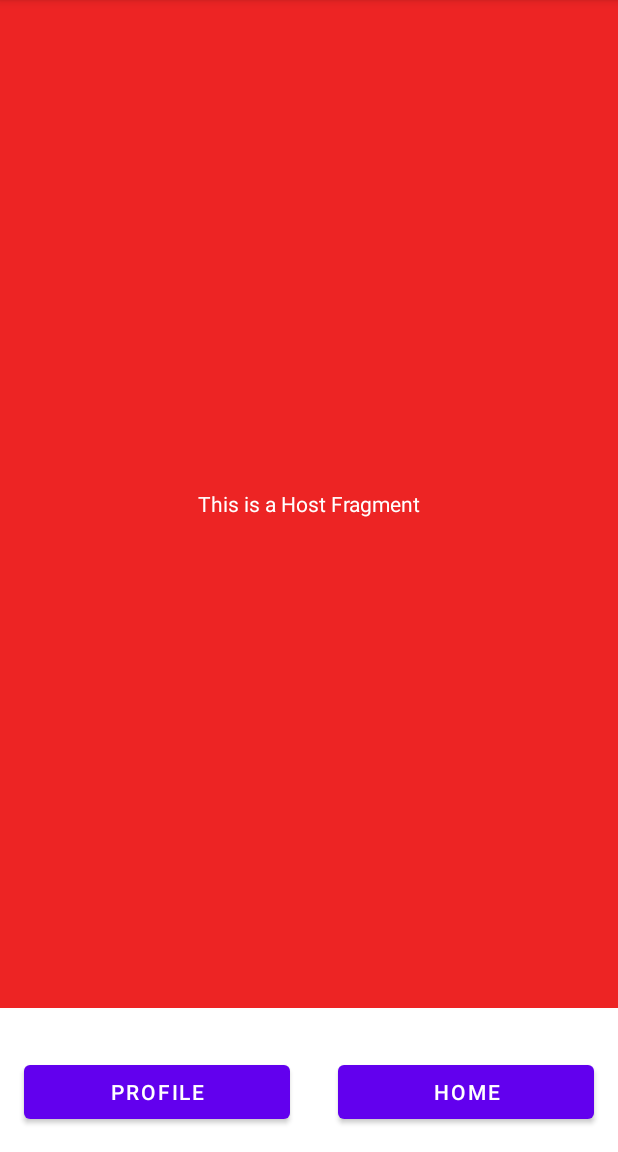
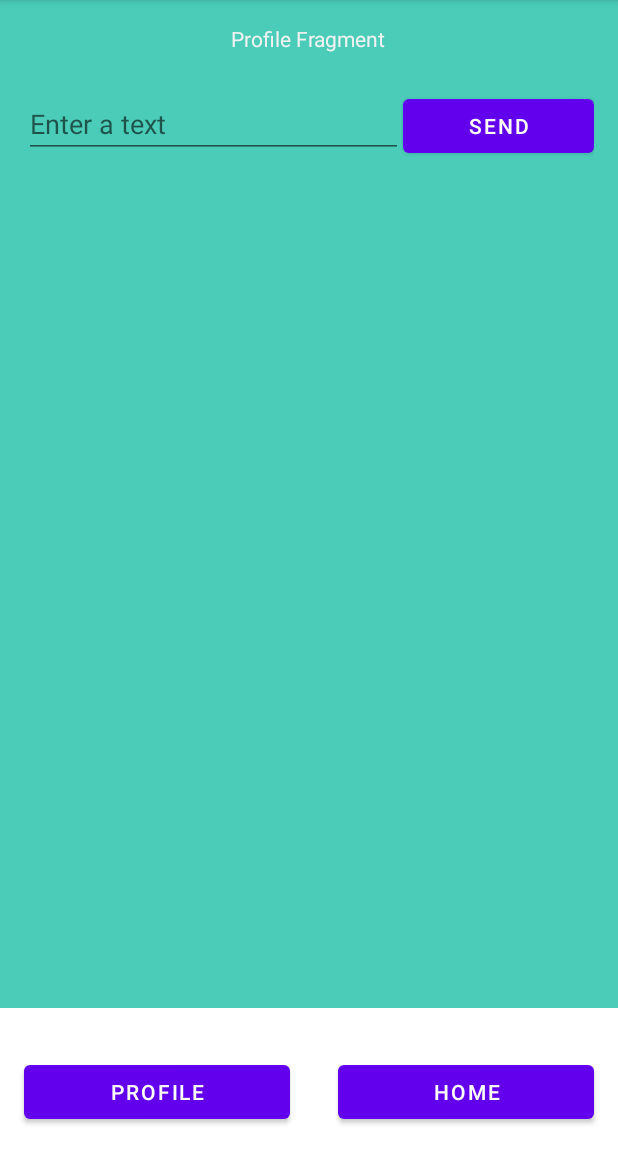
Before and after one commit to avasilistov/SecondHomeTask, an Android app: the screen it shows after launch (MainActivity), after a tap on "PROFILE", on a phone screen of 412 x 824 dp, the part 84-1236 px from its top. Run offline under Robolectric (Android 15) with nearby library versions, the phone set to English and light mode, and no system bars.

Commit message:
Работает переключение фрагментов кнопками на майн активити

```diff
--- a/app/src/main/java/com/demo/secondhometask/HomeFragment.java
+++ b/app/src/main/java/com/demo/secondhometask/HomeFragment.java
@@ -4,6 +4,7 @@ import android.os.Bundle;
 
 import androidx.annotation.NonNull;
 import androidx.fragment.app.Fragment;
+import androidx.fragment.app.FragmentManager;
 
 import android.view.LayoutInflater;
 import android.view.View;
@@ -14,50 +15,51 @@ import android.widget.TextView;
 import android.widget.Toast;
 
 import static com.demo.secondhometask.MainActivity.MSG;
+import static com.demo.secondhometask.MainActivity.profile_tag;
 
 
-public class HomeFragment extends Fragment {
-    private static final String TAG = "ProfileFragment";
+public class HomeFragment extends Fragment implements MainActivity.FragmentCallback {
     private TextView textView_message;
-    private Button button_send;
     private EditText editText_text;
-    private View view;
+    MainActivity.FragmentCallback callback;
 
     @Override
     public void onCreate(Bundle savedInstanceState) {
         super.onCreate(savedInstanceState);
 
+        // Устанавливаем текст отправленный предидущим фрагментом
+//        if (getActivity().getSupportFragmentManager().findFragmentById(R.id.fragment_host) instanceof MainActivity.FragmentCallback && savedInstanceState != null) {
+//            callback = (MainActivity.FragmentCallback) getActivity().getSupportFragmentManager()
+//                    .findFragmentById(R.id.fragment_host);
+//            if (callback != null)
+//                callback.passData(savedInstanceState.getString(MSG));
+//        }
     }
 
     @Override
     public View onCreateView(LayoutInflater inflater, ViewGroup container,
                              Bundle savedInstanceState) {
-        view = inflater.inflate(R.layout.fragment_home, container, false);
-//        textView_message = view.findViewById(R.id.textView_fragment_home_text);
-//        button_send = view.findViewById(R.id.button_fragment_home_send);
-//        editText_text = view.findViewById(R.id.editText_fragment_home_text);
-//        Bundle bundle = getArguments();
-//        if (bundle != null) {
-//            String msg = bundle.getString(MSG);
-//            if (msg != null) {
-//                textView_message.setText(msg);
-//            } else {
-//                textView_message.setText("This Fragment added first");
-//            }
+//        textView_message = getActivity().findViewById(R.id.textView_fragment_home_text);
+//        if (savedInstanceState!=null) {
+//            textView_message.setText(savedInstanceState.getString(MSG));
 //        }
-//        button_send.setOnClickListener(new View.OnClickListener() {
-//            @Override
-//            public void onClick(View v) {
-//                if (editText_text.length() > 0) {
-//                    getChildFragmentManager().beginTransaction().setReorderingAllowed(true)
-//                            .replace(R.id.fragment_host, new ProfileFragment(), TAG).addToBackStack(TAG).commit();
-//                } else {
-//                    Toast.makeText(view.getContext(), "Enter text", Toast.LENGTH_SHORT).show();
-//                }
-//            }
-//        });
+        return inflater.inflate(R.layout.fragment_home, container, false);
+    }
 
-        return view;
+    @Override
+    public void onStart() {
+        super.onStart();
+        //получаем ссылки на поле ввода и поле для отображения текста
+        editText_text = getActivity().findViewById(R.id.editText_fragment_home_text);
+
+
+
+        //находим кнопку, вешаем на нее обработчик который проверяет на принадлежность к FragmentCallback и вызывает callback
+        getActivity().findViewById(R.id.button_fragment_home_send).setOnClickListener(t -> {
+            getActivity().getSupportFragmentManager().beginTransaction().replace(R.id.fragment_host, new ProfileFragment())
+                    .setReorderingAllowed(true).addToBackStack(profile_tag).commit();
+
+        });
     }
 
     @Override
@@ -66,4 +68,8 @@ public class HomeFragment extends Fragment {
         super.onSaveInstanceState(outState);
     }
 
+    @Override
+    public void passData(String data) {
+        textView_message.setText(data);
+    }
 }
--- a/app/src/main/java/com/demo/secondhometask/HostFragment.java
+++ b/app/src/main/java/com/demo/secondhometask/HostFragment.java
@@ -11,28 +11,21 @@ import android.view.ViewGroup;
 
 
 public class HostFragment extends Fragment {
-    private View view;
-    private String tag = "fragment_home";
-
-
+    String home_tag = "home";
 
     @Override
     public void onCreate(Bundle savedInstanceState) {
         super.onCreate(savedInstanceState);
-        Log.i("XXX", "onCreate host fragment ");
     }
 
     @Override
     public View onCreateView(LayoutInflater inflater, ViewGroup container,
                              Bundle savedInstanceState) {
-        view = inflater.inflate(R.layout.fragment_host, container, false);
-//        Log.i("XXX", "onCreateView host fragment before getChild... ");
-//        getChildFragmentManager().beginTransaction().setReorderingAllowed(true).add(R.id.fragment_host, new HomeFragment())
-//                .addToBackStack(null).commit();
-//
-//        Log.i("XXX", "onCreateView host fragment after getChild... ");
 
-        return view;
+        // Добавляем стартовый фрагмент во fragment_host
+        getActivity().getSupportFragmentManager().beginTransaction().setReorderingAllowed(true)
+                .add(R.id.fragment_host, new HomeFragment()).addToBackStack(home_tag).commit();
+        return inflater.inflate(R.layout.fragment_host, container, false);
     }
 
 }
--- a/app/src/main/java/com/demo/secondhometask/MainActivity.java
+++ b/app/src/main/java/com/demo/secondhometask/MainActivity.java
@@ -17,21 +17,32 @@ public class MainActivity extends AppCompatActivity {
     FrameLayout frameLayout;
     Button button_main_activity_home;
     Button button_main_activity_profile;
+    public static String home_tag = "home";
+    public static String profile_tag = "profile";
 
     public class Listener implements View.OnClickListener {
 
         @Override
         public void onClick(View v) {
+            //Находим tag верхнего элемента backStack
+
+            String tag = getSupportFragmentManager().getBackStackEntryAt(getSupportFragmentManager()
+                    .getBackStackEntryCount() - 1).getName();
+
             switch (v.getId()) {
                 case R.id.button_main_activity_home:
-                    getSupportFragmentManager().findFragmentById(R.id.fragment_host).getChildFragmentManager()
-                            .beginTransaction().add(R.id.fragment_host, new HomeFragment(), "profile")
-                            .setReorderingAllowed(true).commit();
+                    if (tag != home_tag) {
+                        getSupportFragmentManager().beginTransaction().replace(R.id.fragment_host, new HomeFragment())
+                                .setReorderingAllowed(true).addToBackStack(home_tag).commit();
+                    }
                     break;
+
                 case R.id.button_main_activity_profile:
-                    getSupportFragmentManager().findFragmentById(R.id.fragment_host).getChildFragmentManager()
-                            .beginTransaction().add(R.id.fragment_host, new HomeFragment(), "profile")
-                            .setReorderingAllowed(true).commit();
+
+                    if (tag != profile_tag) {
+                        getSupportFragmentManager().beginTransaction().replace(R.id.fragment_host, new ProfileFragment())
+                                .setReorderingAllowed(true).addToBackStack(profile_tag).commit();
+                    }
                     break;
             }
         }
@@ -54,6 +65,8 @@ public class MainActivity extends AppCompatActivity {
         Listener listener = new Listener();
         button_main_activity_home.setOnClickListener(listener);
         button_main_activity_profile.setOnClickListener(listener);
+        getSupportFragmentManager().beginTransaction().setReorderingAllowed(true)
+                .add(R.id.frame_layout_main_activity, new HostFragment(), "host").commit();
     }
 
 
--- a/app/src/main/java/com/demo/secondhometask/ProfileFragment.java
+++ b/app/src/main/java/com/demo/secondhometask/ProfileFragment.java
@@ -5,34 +5,71 @@ import android.os.Bundle;
 import androidx.annotation.NonNull;
 import androidx.annotation.Nullable;
 import androidx.fragment.app.Fragment;
+import androidx.fragment.app.FragmentManager;
 
 import android.view.LayoutInflater;
 import android.view.View;
 import android.view.ViewGroup;
+import android.widget.EditText;
 import android.widget.TextView;
+
+import static com.demo.secondhometask.MainActivity.MSG;
+import static com.demo.secondhometask.MainActivity.home_tag;
+import static com.demo.secondhometask.MainActivity.profile_tag;
 
 
 public class ProfileFragment extends Fragment implements MainActivity.FragmentCallback {
-    private TextView textViewText;
+    private TextView textView_message;
+    private EditText editText_text;
+    MainActivity.FragmentCallback callback;
 
     @Override
     public void onCreate(Bundle savedInstanceState) {
         super.onCreate(savedInstanceState);
 
+        // Устанавливаем текст отправленный предидущим фрагментом
+//        if (getActivity().getSupportFragmentManager().findFragmentById(R.id.fragment_host) instanceof MainActivity.FragmentCallback && savedInstanceState != null) {
+//            callback = (MainActivity.FragmentCallback) getActivity().getSupportFragmentManager()
+//                    .findFragmentById(R.id.fragment_host);
+//            if (callback != null)
+//                callback.passData(savedInstanceState.getString(MSG));
+//        }
     }
 
     @Override
     public View onCreateView(LayoutInflater inflater, ViewGroup container,
                              Bundle savedInstanceState) {
-
+//        textView_message = getActivity().findViewById(R.id.textView_fragment_profile_text);
+//        if (savedInstanceState!=null) {
+//            textView_message.setText(savedInstanceState.getString(MSG));
+//        }
         return inflater.inflate(R.layout.fragment_profile, container, false);
     }
 
+    @Override
+    public void onStart() {
+        super.onStart();
+        //получаем ссылки на поле ввода и поле для отображения текста
+        editText_text = getActivity().findViewById(R.id.editText_fragment_profile_text);
+
+
+
+        //находим кнопку, вешаем на нее обработчик который проверяет на принадлежность к FragmentCallback и вызывает callback
+        getActivity().findViewById(R.id.button_fragment_home_send).setOnClickListener(t -> {
+            getActivity().getSupportFragmentManager().beginTransaction().replace(R.id.fragment_host, new HomeFragment())
+                    .setReorderingAllowed(true).addToBackStack(profile_tag).commit();
+
+        });
+    }
+
+    @Override
+    public void onSaveInstanceState(@NonNull Bundle outState) {
+        outState.putString(MSG, editText_text.getText().toString());
+        super.onSaveInstanceState(outState);
+    }
 
     @Override
     public void passData(String data) {
-        textViewText.setText(data);
+        textView_message.setText(data);
     }
-
-
 }
--- a/app/src/main/res/layout/activity_main.xml
+++ b/app/src/main/res/layout/activity_main.xml
@@ -45,9 +45,6 @@
         app:layout_constraintStart_toStartOf="parent"
         app:layout_constraintTop_toTopOf="parent">
 
-        <fragment
-            android:name="com.demo.secondhometask.HostFragment"
-            android:layout_width="match_parent"
-            android:layout_height="match_parent" />
+
     </FrameLayout>
 </androidx.constraintlayout.widget.ConstraintLayout>
```
